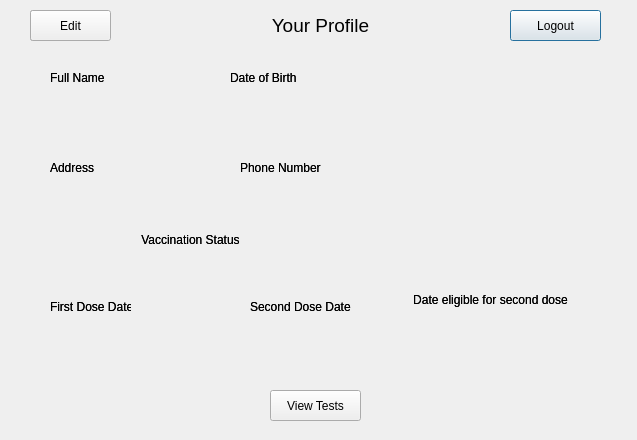
This is user_profile.ui in OmriWebber/CovidApp as Qt 5 draws it before an edit. The edited form follows.
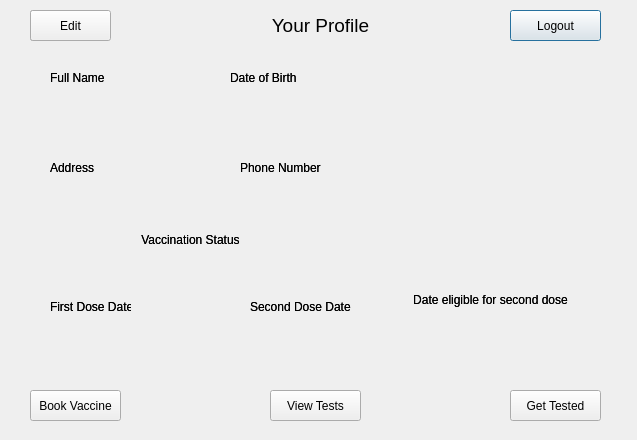
This is the edited form.

Commit message: Buttons to Vaccine and Text sites

```diff
--- a/user_profile.ui
+++ b/user_profile.ui
@@ -744,6 +744,32 @@
     <string>View Tests</string>
    </property>
   </widget>
+  <widget class="QPushButton" name="pushButton_Book">
+   <property name="geometry">
+    <rect>
+     <x>30</x>
+     <y>390</y>
+     <width>91</width>
+     <height>31</height>
+    </rect>
+   </property>
+   <property name="text">
+    <string>Book Vaccine</string>
+   </property>
+  </widget>
+  <widget class="QPushButton" name="pushButton_3">
+   <property name="geometry">
+    <rect>
+     <x>510</x>
+     <y>390</y>
+     <width>91</width>
+     <height>31</height>
+    </rect>
+   </property>
+   <property name="text">
+    <string>Get Tested</string>
+   </property>
+  </widget>
   <zorder>groupBox</zorder>
   <zorder>pushButton_finishEdit</zorder>
   <zorder>label_title</zorder>
```
Left out of the diff: 2 changed lines with no effect on the pictures. The commit also changes 2 other files.
